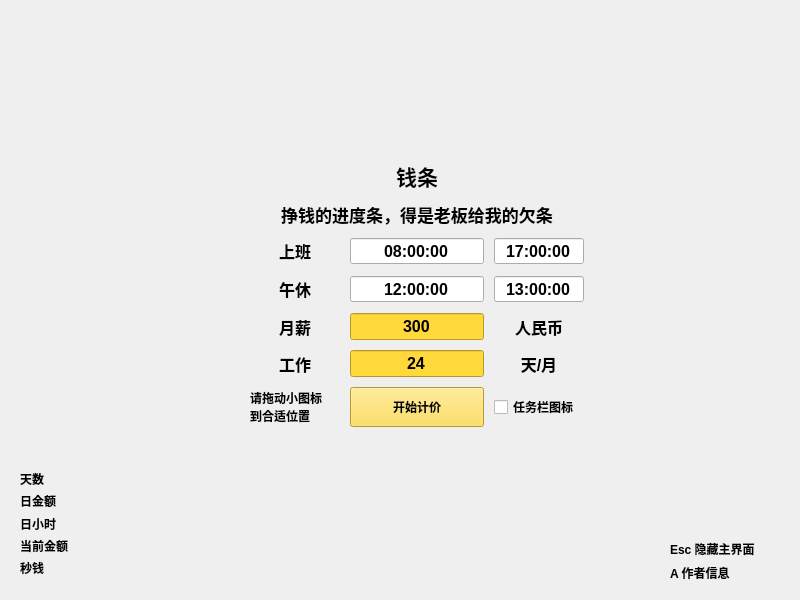
Old version of the form moneyprogress.ui in the repository wxydejoy/MoneyProgress_win.
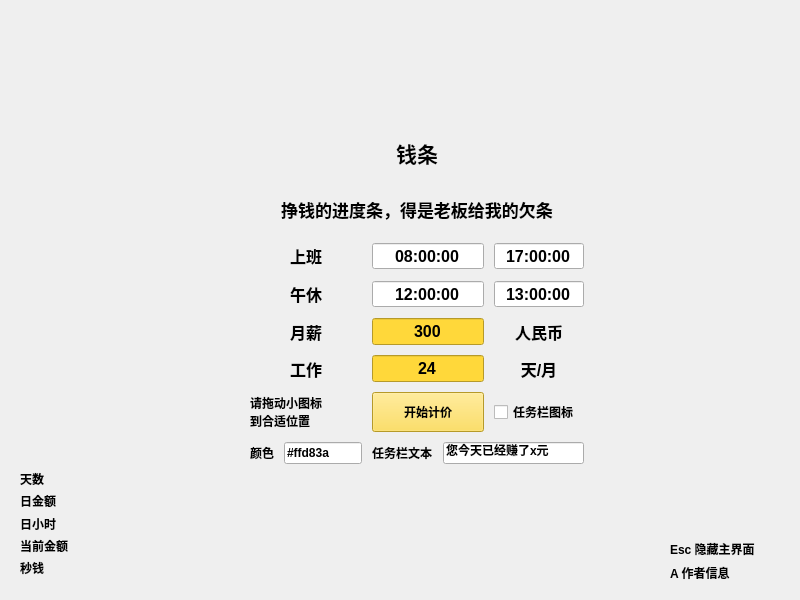
New version of the form. Icons and pictures are not drawn.

Commit message: 添加任务栏自定义配置

Diff of the .ui file:
```diff
--- a/moneyprogress.ui
+++ b/moneyprogress.ui
@@ -27,36 +27,67 @@
     <property name="geometry">
      <rect>
       <x>250</x>
-      <y>50</y>
+      <y>20</y>
       <width>334</width>
-      <height>376</height>
+      <height>444</height>
      </rect>
     </property>
-    <layout class="QGridLayout" name="gridLayout" rowstretch="0,0,0,0,0,0,0,0" columnstretch="0,0,0" rowminimumheight="90,0,0,0,0,0,0,0" columnminimumwidth="90,90,90">
+    <layout class="QGridLayout" name="gridLayout" rowstretch="0,0,0,0,0,0,0,0,0" columnstretch="0,0,0" rowminimumheight="90,0,0,0,0,0,0,0,0" columnminimumwidth="90,90,90">
      <property name="sizeConstraint">
       <enum>QLayout::SetMinimumSize</enum>
      </property>
      <property name="spacing">
       <number>10</number>
      </property>
-     <item row="3" column="2">
-      <widget class="QTimeEdit" name="timeWorkdown">
+     <item row="6" column="1">
+      <widget class="QLineEdit" name="workDay">
        <property name="font">
         <font>
          <family>Microsoft YaHei UI</family>
          <pointsize>12</pointsize>
          <bold>true</bold>
+         <underline>false</underline>
         </font>
        </property>
+       <property name="tabletTracking">
+        <bool>false</bool>
+       </property>
+       <property name="styleSheet">
+        <string notr="true">background-color: #ffd83a
+</string>
+       </property>
+       <property name="text">
+        <string>24</string>
+       </property>
+       <property name="maxLength">
+        <number>100</number>
+       </property>
+       <property name="frame">
+        <bool>true</bool>
+       </property>
        <property name="alignment">
         <set>Qt::AlignCenter</set>
        </property>
+      </widget>
+     </item>
+     <item row="4" column="2">
+      <widget class="QTimeEdit" name="timeSleepdown">
+       <property name="font">
+        <font>
+         <family>Microsoft YaHei UI</family>
+         <pointsize>12</pointsize>
+         <bold>true</bold>
+        </font>
+       </property>
+       <property name="alignment">
+        <set>Qt::AlignCenter</set>
+       </property>
        <property name="buttonSymbols">
         <enum>QAbstractSpinBox::NoButtons</enum>
        </property>
        <property name="dateTime">
         <datetime>
-         <hour>17</hour>
+         <hour>13</hour>
          <minute>0</minute>
          <second>0</second>
          <year>2000</year>
@@ -69,33 +100,54 @@
        </property>
       </widget>
      </item>
-     <item row="4" column="1">
-      <widget class="QTimeEdit" name="timeSleepup">
+     <item row="2" column="0" colspan="3">
+      <widget class="QLabel" name="labelTitle2">
        <property name="font">
         <font>
          <family>Microsoft YaHei UI</family>
+         <pointsize>13</pointsize>
+         <bold>true</bold>
+        </font>
+       </property>
+       <property name="text">
+        <string>挣钱的进度条，得是老板给我的欠条</string>
+       </property>
+       <property name="alignment">
+        <set>Qt::AlignCenter</set>
+       </property>
+      </widget>
+     </item>
+     <item row="5" column="0">
+      <widget class="QLabel" name="label_8">
+       <property name="font">
+        <font>
+         <family>Microsoft YaHei UI</family>
          <pointsize>12</pointsize>
          <bold>true</bold>
         </font>
        </property>
+       <property name="text">
+        <string>月薪</string>
+       </property>
        <property name="alignment">
         <set>Qt::AlignCenter</set>
        </property>
-       <property name="buttonSymbols">
-        <enum>QAbstractSpinBox::NoButtons</enum>
+      </widget>
+     </item>
+     <item row="1" column="0" colspan="3">
+      <widget class="QLabel" name="labelTitle1">
+       <property name="font">
+        <font>
+         <family>Microsoft YaHei UI</family>
+         <pointsize>16</pointsize>
+         <bold>true</bold>
+        </font>
        </property>
-       <property name="dateTime">
-        <datetime>
-         <hour>12</hour>
-         <minute>0</minute>
-         <second>0</second>
-         <year>2000</year>
-         <month>1</month>
-         <day>1</day>
-        </datetime>
+       <property name="text">
+        <string>钱条</string>
        </property>
-       <property name="timeSpec">
-        <enum>Qt::LocalTime</enum>
+       <property name="alignment">
+        <set>Qt::AlignCenter</set>
        </property>
       </widget>
      </item>
@@ -148,40 +200,6 @@
        </property>
       </widget>
      </item>
-     <item row="1" column="0" colspan="3">
-      <widget class="QLabel" name="labelTitle1">
-       <property name="font">
-        <font>
-         <family>Microsoft YaHei UI</family>
-         <pointsize>16</pointsize>
-         <bold>true</bold>
-        </font>
-       </property>
-       <property name="text">
-        <string>钱条</string>
-       </property>
-       <property name="alignment">
-        <set>Qt::AlignCenter</set>
-       </property>
-      </widget>
-     </item>
-     <item row="3" column="0">
-      <widget class="QLabel" name="label_4">
-       <property name="font">
-        <font>
-         <family>Microsoft YaHei UI</family>
-         <pointsize>12</pointsize>
-         <bold>true</bold>
-        </font>
-       </property>
-       <property name="text">
-        <string>上班</string>
-       </property>
-       <property name="alignment">
-        <set>Qt::AlignCenter</set>
-       </property>
-      </widget>
-     </item>
      <item row="5" column="2">
       <widget class="QLabel" name="label_9">
        <property name="font">
@@ -199,104 +217,6 @@
        </property>
       </widget>
      </item>
-     <item row="6" column="2">
-      <widget class="QLabel" name="label_11">
-       <property name="font">
-        <font>
-         <family>Microsoft YaHei UI</family>
-         <pointsize>12</pointsize>
-         <bold>true</bold>
-        </font>
-       </property>
-       <property name="text">
-        <string>天/月</string>
-       </property>
-       <property name="alignment">
-        <set>Qt::AlignCenter</set>
-       </property>
-      </widget>
-     </item>
-     <item row="6" column="0">
-      <widget class="QLabel" name="label_10">
-       <property name="font">
-        <font>
-         <family>Microsoft YaHei UI</family>
-         <pointsize>12</pointsize>
-         <bold>true</bold>
-        </font>
-       </property>
-       <property name="text">
-        <string>工作</string>
-       </property>
-       <property name="alignment">
-        <set>Qt::AlignCenter</set>
-       </property>
-      </widget>
-     </item>
-     <item row="4" column="2">
-      <widget class="QTimeEdit" name="timeSleepdown">
-       <property name="font">
-        <font>
-         <family>Microsoft YaHei UI</family>
-         <pointsize>12</pointsize>
-         <bold>true</bold>
-        </font>
-       </property>
-       <property name="alignment">
-        <set>Qt::AlignCenter</set>
-       </property>
-       <property name="buttonSymbols">
-        <enum>QAbstractSpinBox::NoButtons</enum>
-       </property>
-       <property name="dateTime">
-        <datetime>
-         <hour>13</hour>
-         <minute>0</minute>
-         <second>0</second>
-         <year>2000</year>
-         <month>1</month>
-         <day>1</day>
-        </datetime>
-       </property>
-       <property name="timeSpec">
-        <enum>Qt::LocalTime</enum>
-       </property>
-      </widget>
-     </item>
-     <item row="4" column="0">
-      <widget class="QLabel" name="label_7">
-       <property name="font">
-        <font>
-         <family>Microsoft YaHei UI</family>
-         <pointsize>12</pointsize>
-         <bold>true</bold>
-        </font>
-       </property>
-       <property name="text">
-        <string>午休</string>
-       </property>
-       <property name="alignment">
-        <set>Qt::AlignCenter</set>
-       </property>
-      </widget>
-     </item>
-     <item row="5" column="0">
-      <widget class="QLabel" name="label_8">
-       <property name="font">
-        <font>
-         <family>Microsoft YaHei UI</family>
-         <pointsize>12</pointsize>
-         <bold>true</bold>
-        </font>
-       </property>
-       <property name="text">
-        <string>月薪</string>
-       </property>
-       <property name="alignment">
-        <set>Qt::AlignCenter</set>
-       </property>
-      </widget>
-     </item>
      <item row="5" column="1">
       <widget class="QLineEdit" name="moneyMonth">
        <property name="font">
@@ -321,6 +241,23 @@
        </property>
       </widget>
      </item>
+     <item row="3" column="0">
+      <widget class="QLabel" name="label_4">
+       <property name="font">
+        <font>
+         <family>Microsoft YaHei UI</family>
+         <pointsize>12</pointsize>
+         <bold>true</bold>
+        </font>
+       </property>
+       <property name="text">
+        <string>上班</string>
+       </property>
+       <property name="alignment">
+        <set>Qt::AlignCenter</set>
+       </property>
+      </widget>
+     </item>
      <item row="7" column="1">
       <widget class="QPushButton" name="Startcalculate">
        <property name="minimumSize">
@@ -346,54 +283,6 @@
        </property>
       </widget>
      </item>
-     <item row="6" column="1">
-      <widget class="QLineEdit" name="workDay">
-       <property name="font">
-        <font>
-         <family>Microsoft YaHei UI</family>
-         <pointsize>12</pointsize>
-         <bold>true</bold>
-         <underline>false</underline>
-        </font>
-       </property>
-       <property name="tabletTracking">
-        <bool>false</bool>
-       </property>
-       <property name="styleSheet">
-        <string notr="true">background-color: rgb(255, 216, 58);
-</string>
-       </property>
-       <property name="text">
-        <string>24</string>
-       </property>
-       <property name="maxLength">
-        <number>100</number>
-       </property>
-       <property name="frame">
-        <bool>true</bool>
-       </property>
-       <property name="alignment">
-        <set>Qt::AlignCenter</set>
-       </property>
-      </widget>
-     </item>
-     <item row="2" column="0" colspan="3">
-      <widget class="QLabel" name="labelTitle2">
-       <property name="font">
-        <font>
-         <family>Microsoft YaHei UI</family>
-         <pointsize>13</pointsize>
-         <bold>true</bold>
-        </font>
-       </property>
-       <property name="text">
-        <string>挣钱的进度条，得是老板给我的欠条</string>
-       </property>
-       <property name="alignment">
-        <set>Qt::AlignCenter</set>
-       </property>
-      </widget>
-     </item>
      <item row="0" column="0" colspan="3">
       <layout class="QHBoxLayout" name="horizontalLayout">
        <property name="spacing">
@@ -449,10 +338,114 @@
        </item>
       </layout>
      </item>
-     <item row="7" column="2">
-      <widget class="QCheckBox" name="barcheck">
+     <item row="3" column="2">
+      <widget class="QTimeEdit" name="timeWorkdown">
+       <property name="font">
+        <font>
+         <family>Microsoft YaHei UI</family>
+         <pointsize>12</pointsize>
+         <bold>true</bold>
+        </font>
+       </property>
+       <property name="alignment">
+        <set>Qt::AlignCenter</set>
+       </property>
+       <property name="buttonSymbols">
+        <enum>QAbstractSpinBox::NoButtons</enum>
+       </property>
+       <property name="dateTime">
+        <datetime>
+         <hour>17</hour>
+         <minute>0</minute>
+         <second>0</second>
+         <year>2000</year>
+         <month>1</month>
+         <day>1</day>
+        </datetime>
+       </property>
+       <property name="timeSpec">
+        <enum>Qt::LocalTime</enum>
+       </property>
+      </widget>
+     </item>
+     <item row="6" column="0">
+      <widget class="QLabel" name="label_10">
+       <property name="font">
+        <font>
+         <family>Microsoft YaHei UI</family>
+         <pointsize>12</pointsize>
+         <bold>true</bold>
+        </font>
+       </property>
        <property name="text">
-        <string>任务栏图标</string>
+        <string>工作</string>
+       </property>
+       <property name="alignment">
+        <set>Qt::AlignCenter</set>
+       </property>
+      </widget>
+     </item>
+     <item row="6" column="2">
+      <widget class="QLabel" name="label_11">
+       <property name="font">
+        <font>
+         <family>Microsoft YaHei UI</family>
+         <pointsize>12</pointsize>
+         <bold>true</bold>
+        </font>
+       </property>
+       <property name="text">
+        <string>天/月</string>
+       </property>
+       <property name="alignment">
+        <set>Qt::AlignCenter</set>
+       </property>
+      </widget>
+     </item>
+     <item row="4" column="0">
+      <widget class="QLabel" name="label_7">
+       <property name="font">
+        <font>
+         <family>Microsoft YaHei UI</family>
+         <pointsize>12</pointsize>
+         <bold>true</bold>
+        </font>
+       </property>
+       <property name="text">
+        <string>午休</string>
+       </property>
+       <property name="alignment">
+        <set>Qt::AlignCenter</set>
+       </property>
+      </widget>
+     </item>
+     <item row="4" column="1">
+      <widget class="QTimeEdit" name="timeSleepup">
+       <property name="font">
+        <font>
+         <family>Microsoft YaHei UI</family>
+         <pointsize>12</pointsize>
+         <bold>true</bold>
+        </font>
+       </property>
+       <property name="alignment">
+        <set>Qt::AlignCenter</set>
+       </property>
+       <property name="buttonSymbols">
+        <enum>QAbstractSpinBox::NoButtons</enum>
+       </property>
+       <property name="dateTime">
+        <datetime>
+         <hour>12</hour>
+         <minute>0</minute>
+         <second>0</second>
+         <year>2000</year>
+         <month>1</month>
+         <day>1</day>
+        </datetime>
+       </property>
+       <property name="timeSpec">
+        <enum>Qt::LocalTime</enum>
        </property>
       </widget>
      </item>
@@ -464,6 +457,49 @@
        </property>
       </widget>
      </item>
+     <item row="7" column="2">
+      <widget class="QCheckBox" name="barcheck">
+       <property name="text">
+        <string>任务栏图标</string>
+       </property>
+      </widget>
+     </item>
+     <item row="8" column="0">
+      <layout class="QHBoxLayout" name="horizontalLayout_2">
+       <item>
+        <widget class="QLabel" name="barcolorlabel">
+         <property name="text">
+          <string>颜色</string>
+         </property>
+        </widget>
+       </item>
+       <item>
+        <widget class="QLineEdit" name="barcolor">
+         <property name="text">
+          <string>#ffd83a</string>
+         </property>
+        </widget>
+       </item>
+      </layout>
+     </item>
+     <item row="8" column="1" colspan="2">
+      <layout class="QHBoxLayout" name="horizontalLayout_3">
+       <item>
+        <widget class="QLabel" name="bartextlabel">
+         <property name="text">
+          <string>任务栏文本</string>
+         </property>
+        </widget>
+       </item>
+       <item>
+        <widget class="QLineEdit" name="bartext">
+         <property name="text">
+          <string>您今天已经赚了x元</string>
+         </property>
+        </widget>
+       </item>
+      </layout>
+     </item>
     </layout>
    </widget>
    <widget class="QLabel" name="labelAbout">
```
The commit also changes 5 other files.
